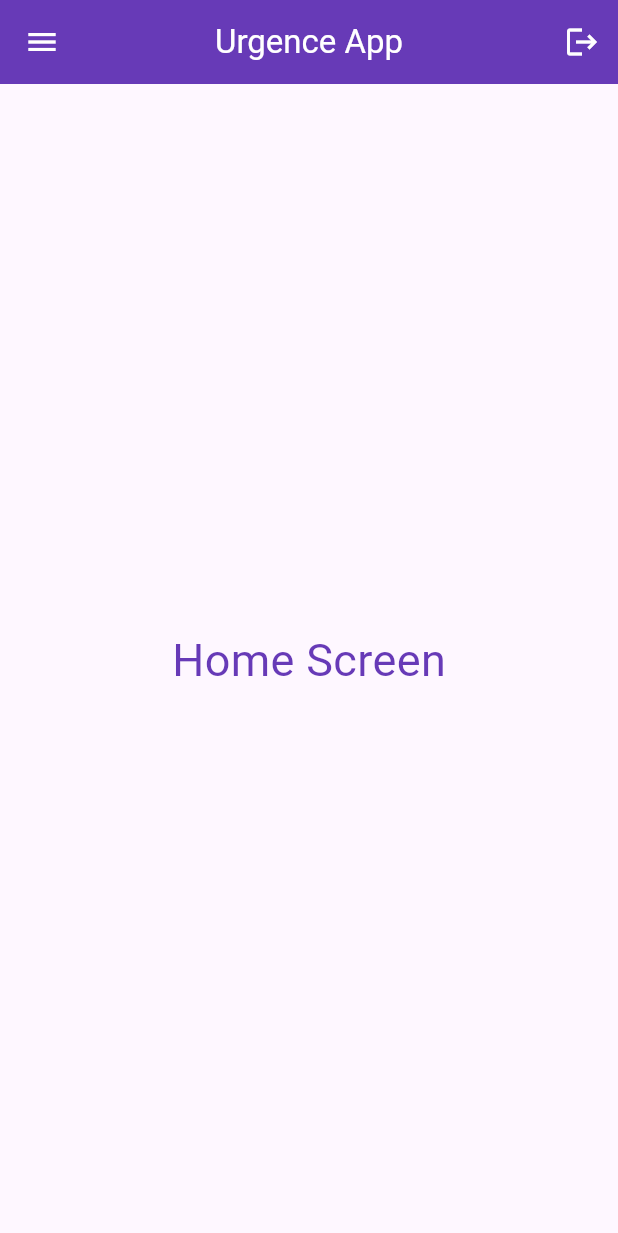
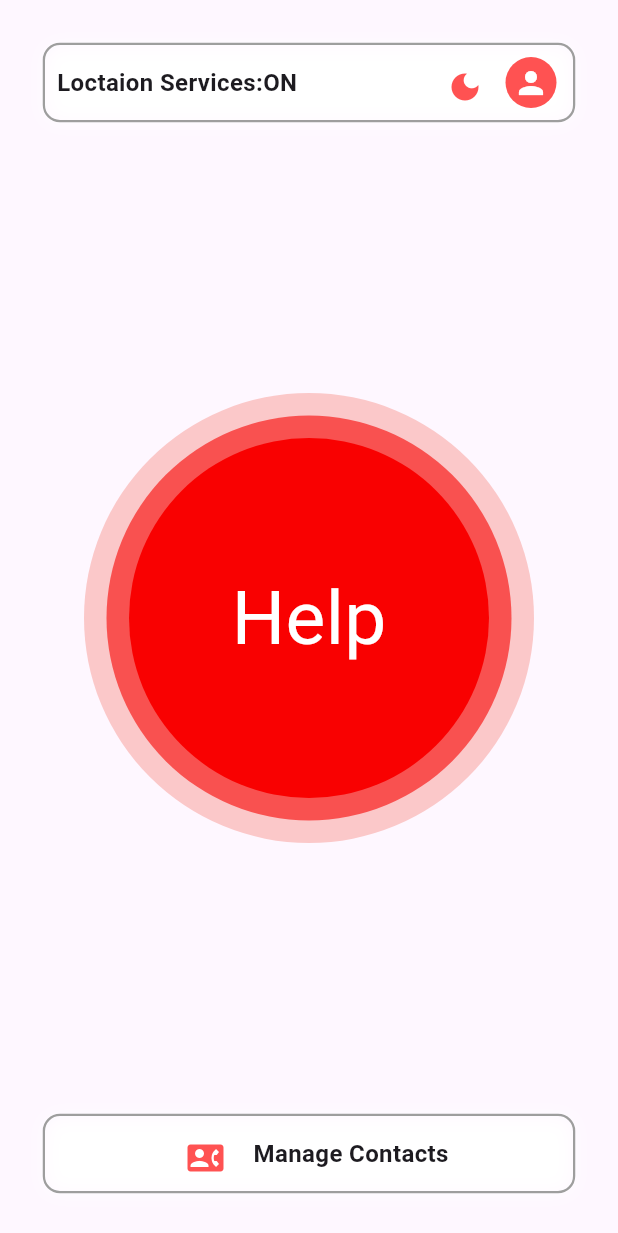
Before and after one commit to Mimitamiela/urgence_app, a Flutter app: the HomeScreen screen opened directly, on a phone screen of 412 x 824 dp. Shown: the top 1233 px of the screen. Run offline on Flutter 3.47's test engine with Material 3 defaults, Android fonts, the light colour scheme and no system bars; our stand-ins replace cloud_firestore, firebase_auth, firebase_core, get, iconsax, shared_preferences; accounts and stored records are empty.

Commit message:
Create UIHomeScreen with its controller

```diff
--- /dev/null
+++ b/lib/controller/home_screen_controller.dart
@@ -0,0 +1,8 @@
+import 'package:get/get.dart';
+
+class HomeScreenController extends GetxController {
+  bool isSelected = false;
+  void toggleSelected() {
+    isSelected = !isSelected;
+  }
+}
--- a/lib/main.dart
+++ b/lib/main.dart
@@ -4,6 +4,8 @@ import 'package:get/get.dart';
 import 'package:urgence_app/firebase_options.dart';
 import 'package:urgence_app/utils/shared_preferences.dart';
 import 'package:urgence_app/view/screens/auth/login_screen.dart';
+
+import 'package:urgence_app/view/screens/help_buuton.dart';
 import 'package:urgence_app/view/screens/home_screen.dart';
 
 void main() async {
--- a/lib/view/screens/home_screen.dart
+++ b/lib/view/screens/home_screen.dart
@@ -1,5 +1,6 @@
 import 'package:flutter/material.dart';
 import 'package:get/get.dart';
+import 'package:urgence_app/controller/home_screen_controller.dart';
 import 'package:urgence_app/controller/login_controller.dart';
 
 class HomeScreen extends StatelessWidget {
@@ -7,36 +8,144 @@ class HomeScreen extends StatelessWidget {
 
   @override
   Widget build(BuildContext context) {
-    LoginController loginController = Get.put(LoginController());
+    HomeScreenController homeScreenController = Get.put(HomeScreenController());
 
     return Scaffold(
-        appBar: AppBar(
-          title: const Text(
-            'Urgence App',
-            style: TextStyle(color: Colors.white),
+        body: Column(
+      mainAxisAlignment: MainAxisAlignment.spaceBetween,
+      children: [
+        Padding(
+          padding: const EdgeInsets.all(30),
+          child: Container(
+            height: 50,
+            width: double.infinity,
+            decoration: BoxDecoration(
+                boxShadow: const [
+                  BoxShadow(
+                    color: Colors.white,
+                    blurRadius: 10,
+                    offset: Offset(0, 1),
+                  )
+                ],
+                borderRadius: BorderRadius.circular(10),
+                color: Colors.transparent,
+                border: Border.all(
+                  color: Colors.grey,
+                  strokeAlign: BorderSide.strokeAlignOutside,
+                  width: 1.5,
+                )),
+            child: const Padding(
+              padding: EdgeInsets.all(8.0),
+              child: Row(
+                crossAxisAlignment: CrossAxisAlignment.center,
+                mainAxisAlignment: MainAxisAlignment.center,
+                children: [
+                  Text(
+                    "Loctaion Services:ON",
+                    style: TextStyle(fontSize: 16, fontWeight: FontWeight.bold),
+                  ),
+                  Spacer(),
+                  IconButton(
+                      onPressed: null,
+                      icon: Icon(
+                        Icons.dark_mode,
+                        color: Colors.redAccent,
+                      )),
+                  CircleAvatar(
+                    backgroundColor: Colors.redAccent,
+                    child: Icon(
+                      Icons.person,
+                      color: Colors.white,
+                    ),
+                  )
+                ],
+              ),
+            ),
           ),
-          backgroundColor: Colors.deepPurple,
-          centerTitle: true,
-          leading: const Icon(
-            Icons.menu,
-            color: Colors.white,
-          ),
-          actions: [
-            IconButton(
-                onPressed: () {
-                  loginController.logout();
-                },
-                icon: const Icon(
-                  Icons.logout,
-                  color: Colors.white,
-                ))
+        ),
+        Stack(
+          alignment: Alignment.center,
+          children: [
+            Container(
+              height: 300,
+              width: 300,
+              decoration: BoxDecoration(
+                color: const Color(0xfffbc8c9),
+                borderRadius: BorderRadius.circular(200),
+              ),
+            ),
+            Container(
+              height: 270,
+              width: 270,
+              decoration: BoxDecoration(
+                color: const Color(0xfff95150),
+                borderRadius: BorderRadius.circular(200),
+              ),
+            ),
+            Container(
+              height: 240,
+              width: 240,
+              decoration: BoxDecoration(
+                color: const Color(0xfff90101),
+                borderRadius: BorderRadius.circular(200),
+              ),
+            ),
+            const Text("Help",
+                style: TextStyle(fontSize: 50, color: Colors.white)),
           ],
         ),
-        body: Center(
-            child: Container(
-                child: const Text(
-          "Home Screen",
-          style: TextStyle(color: Colors.deepPurple, fontSize: 30),
-        ))));
+        // const Padding(
+        //   padding: EdgeInsets.symmetric(horizontal: 30),
+        //   child: Row(
+        //     children: [ChoiceChip(label: "Ambulance",
+        //      selected:
+
+        //      )],
+        //   ),
+        // ),
+        Padding(
+          padding: const EdgeInsets.all(30),
+          child: Container(
+            height: 50,
+            width: double.infinity,
+            decoration: BoxDecoration(
+                boxShadow: const [
+                  BoxShadow(
+                    color: Colors.white,
+                    blurRadius: 10,
+                    offset: Offset(0, 1),
+                  )
+                ],
+                borderRadius: BorderRadius.circular(10),
+                color: Colors.transparent,
+                border: Border.all(
+                  color: Colors.grey,
+                  strokeAlign: BorderSide.strokeAlignOutside,
+                  width: 1.5,
+                )),
+            child: const Padding(
+              padding: EdgeInsets.all(8.0),
+              child: Row(
+                crossAxisAlignment: CrossAxisAlignment.center,
+                mainAxisAlignment: MainAxisAlignment.center,
+                children: [
+                  IconButton(
+                      onPressed: null,
+                      icon: Icon(
+                        Icons.contact_phone,
+                        color: Colors.redAccent,
+                      )),
+                  SizedBox(width: 8),
+                  Text(
+                    "Manage Contacts",
+                    style: TextStyle(fontSize: 16, fontWeight: FontWeight.bold),
+                  ),
+                ],
+              ),
+            ),
+          ),
+        ),
+      ],
+    ));
   }
 }
```
